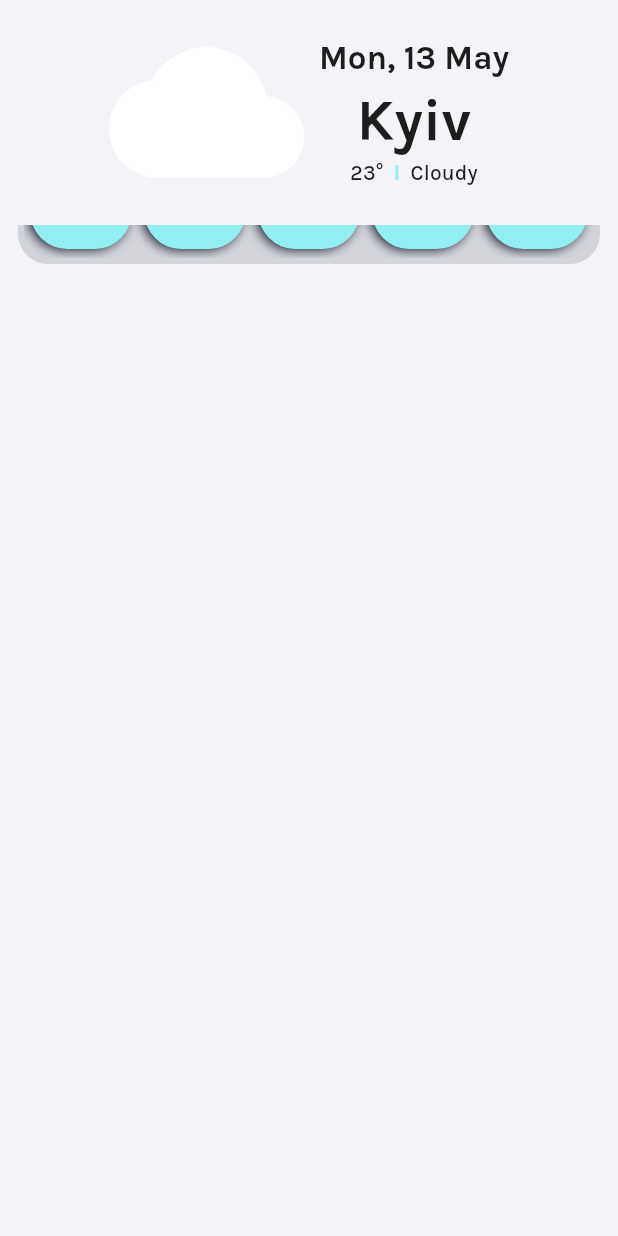
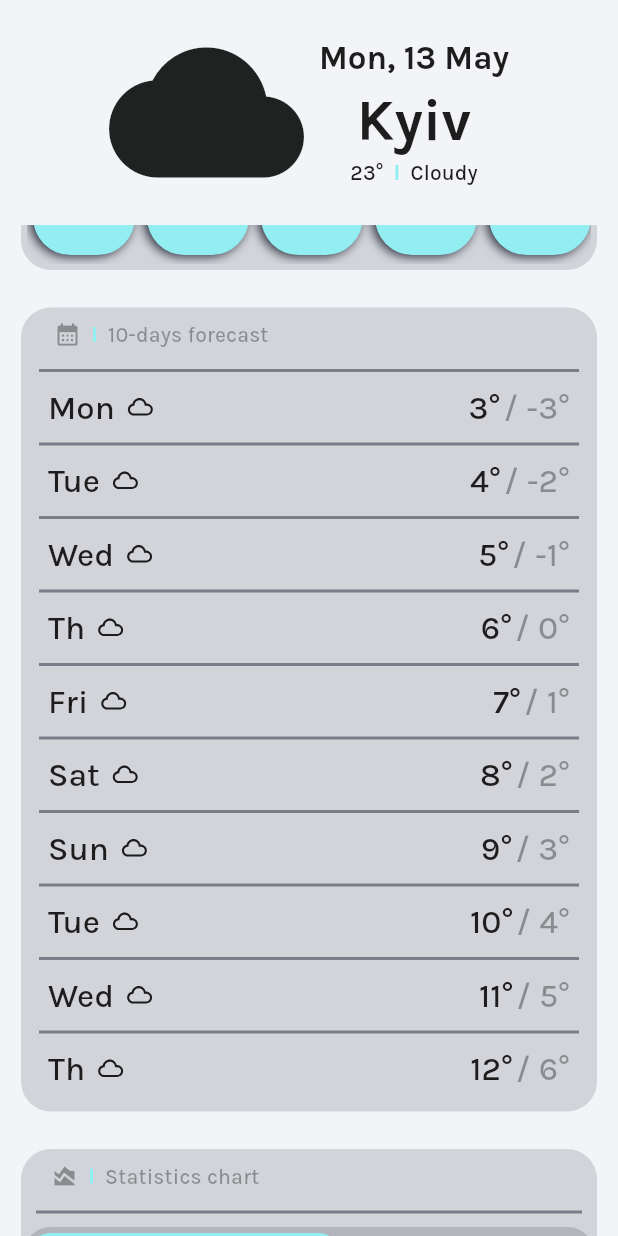
Before and after one commit to k0zlov/flutter-weather-app, a Flutter app: the screen it shows after launch, scrolled down 400 dp, on a phone screen of 412 x 824 dp. Run offline on Flutter 3.47's test engine with Material 3 defaults, Android fonts, the phone set to English and light mode, and no system bars; our stand-ins replace fl_chart, google_fonts, shared_preferences, weather_icons.

Commit message:
mobile statistics chart

```diff
--- a/lib/constants/constants.dart
+++ b/lib/constants/constants.dart
@@ -1,2 +1,3 @@
 const List<String> monthsList = ['Jan', 'Feb', 'Mar', 'Apr', 'May', 'June', 'July', 'Aug', 'Sept', 'Oct', 'Nov', 'Dec'];
+const List<String> daysList = ['Mon', 'Tue', 'Wed', 'Th', 'Fri', 'Sat', 'Sun'];
 const String apiKey = 'c998babf9db6e0221d227d7e2c8128ed';
--- a/lib/ui/home/versions/mobile_screen.dart
+++ b/lib/ui/home/versions/mobile_screen.dart
@@ -1,5 +1,8 @@
 import 'package:flutter/material.dart';
-import 'package:weather_app/ui/widgets/weather_dashboard.dart';
+import 'package:weather_app/ui/widgets/mobile_dividers.dart';
+import 'package:weather_app/ui/widgets/mobile_hourly_statistics.dart';
+import 'package:weather_app/ui/widgets/mobile_weather_chart.dart';
+import 'package:weather_app/ui/widgets/mobile_weather_forecast.dart';
 
 class MobileScreenVersion extends StatelessWidget {
   const MobileScreenVersion({super.key});
@@ -27,65 +30,18 @@ class MobileScreenVersion extends StatelessWidget {
         },
         body: const SingleChildScrollView(
           child: Padding(
-            padding: EdgeInsets.symmetric(vertical: 4, horizontal: 12),
+            padding: EdgeInsets.symmetric(vertical: 4, horizontal: 14),
             child: Column(
               children: [
                 MobileHourlyStatistics(),
                 SizedBox(height: 25),
+                MobileWeatherForecastWidget(),
+                SizedBox(height: 25),
+                MobileWeatherChart(),
+                SizedBox(height: 25),
               ],
             ),
           ),
-        ),
-      ),
-    );
-  }
-}
-
-class MobileHourlyStatistics extends StatelessWidget {
-  const MobileHourlyStatistics({super.key});
-
-  @override
-  Widget build(BuildContext context) {
-    final List<List<dynamic>> items = List.generate(24, (index) => ['$index°', Icons.cloud, '$index:00']);
-    return IntrinsicHeight(
-      child: Container(
-        decoration: BoxDecoration(
-          color: Theme.of(context).colorScheme.onBackground,
-          borderRadius: BorderRadius.circular(20),
-        ),
-        padding: const EdgeInsets.all(4),
-        // height: 180,
-        child: Column(
-          crossAxisAlignment: CrossAxisAlignment.start,
-          children: [
-            Padding(
-              padding: const EdgeInsets.symmetric(vertical: 2, horizontal: 12),
-              child: Text(
-                'Some weather description',
-                style: Theme.of(context).textTheme.titleSmall,
-              ),
-            ),
-            Padding(
-              padding: const EdgeInsets.symmetric(vertical: 2, horizontal: 8),
-              child: Divider(thickness: 2, color: Theme.of(context).colorScheme.onSecondary.withOpacity(0.6)),
-            ),
-            SizedBox(
-              height: 120,
-              width: double.infinity,
-              child: ListView(
-                scrollDirection: Axis.horizontal,
-                children: [
-                  ...items.map(
-                    (e) => HourStatisticsBox(
-                      temperature: e[0],
-                      time: e[2],
-                      icon: e[1],
-                    ),
-                  ),
-                ],
-              ),
-            ),
-          ],
         ),
       ),
     );
@@ -130,28 +86,12 @@ class WideAppBar extends StatelessWidget {
             mainAxisAlignment: MainAxisAlignment.center,
             children: [
               Text('H:11'),
-              CustomVerticalDivider(),
+              MobileVerticalDivider(),
               Text('L:26'),
             ],
           ),
         )
       ],
-    );
-  }
-}
-
-class CustomVerticalDivider extends StatelessWidget {
-  const CustomVerticalDivider({super.key});
-
-  @override
-  Widget build(BuildContext context) {
-    return Padding(
-      padding: const EdgeInsets.symmetric(horizontal: 8),
-      child: SizedBox(
-        width: 2,
-        height: 10,
-        child: ColoredBox(color: Theme.of(context).colorScheme.primary),
-      ),
     );
   }
 }
@@ -171,7 +111,6 @@ class CollapsedAppBar extends StatelessWidget {
             Icon(
               Icons.cloud,
               size: 130.0,
-              color: Colors.white,
             ),
           ],
         ),
@@ -193,7 +132,7 @@ class CollapsedAppBar extends StatelessWidget {
               child: const Row(
                 children: [
                   Text('23°'),
-                  CustomVerticalDivider(),
+                  MobileVerticalDivider(),
                   Text('Cloudy'),
                 ],
               ),
--- /dev/null
+++ b/lib/ui/widgets/mobile_dividers.dart
@@ -0,0 +1,29 @@
+import 'package:flutter/material.dart';
+
+class MobileHorizontalDivider extends StatelessWidget {
+  const MobileHorizontalDivider({super.key});
+
+  @override
+  Widget build(BuildContext context) {
+    return Padding(
+      padding: const EdgeInsets.symmetric(vertical: 2, horizontal: 8),
+      child: Divider(thickness: 2, color: Theme.of(context).colorScheme.onSecondary.withOpacity(0.6)),
+    );
+  }
+}
+
+class MobileVerticalDivider extends StatelessWidget {
+  const MobileVerticalDivider({super.key});
+
+  @override
+  Widget build(BuildContext context) {
+    return Padding(
+      padding: const EdgeInsets.symmetric(horizontal: 8),
+      child: SizedBox(
+        width: 2,
+        height: 10,
+        child: ColoredBox(color: Theme.of(context).colorScheme.primary),
+      ),
+    );
+  }
+}
--- /dev/null
+++ b/lib/ui/widgets/mobile_hourly_statistics.dart
@@ -0,0 +1,63 @@
+import 'package:flutter/material.dart';
+import 'package:weather_app/ui/widgets/mobile_dividers.dart';
+import 'package:weather_app/ui/widgets/weather_dashboard.dart';
+
+class MobileHourlyStatistics extends StatelessWidget {
+  const MobileHourlyStatistics({super.key});
+
+  @override
+  Widget build(BuildContext context) {
+    final List<List<dynamic>> items = List.generate(24, (index) => ['$index°', Icons.cloud, '$index:00']);
+    return IntrinsicHeight(
+      child: Container(
+        decoration: BoxDecoration(
+          color: Theme.of(context).colorScheme.onBackground,
+          borderRadius: BorderRadius.circular(20),
+        ),
+        padding: const EdgeInsets.all(4),
+        // height: 180,
+        child: Column(
+          crossAxisAlignment: CrossAxisAlignment.start,
+          children: [
+            Padding(
+              padding: const EdgeInsets.symmetric(vertical: 4, horizontal: 18),
+              child: Row(
+                children: [
+                  Icon(
+                    Icons.access_time,
+                    size: 18,
+                    color: Theme.of(context).colorScheme.onSurface.withOpacity(0.4),
+                  ),
+                  const MobileVerticalDivider(),
+                  Text(
+                    'Hourly forecast',
+                    style: Theme.of(context).textTheme.titleSmall!.copyWith(
+                          color: Theme.of(context).colorScheme.onSurface.withOpacity(0.4),
+                        ),
+                  ),
+                ],
+              ),
+            ),
+            const MobileHorizontalDivider(),
+            SizedBox(
+              height: 120,
+              width: double.infinity,
+              child: ListView(
+                scrollDirection: Axis.horizontal,
+                children: [
+                  ...items.map(
+                    (e) => HourStatisticsBox(
+                      temperature: e[0],
+                      time: e[2],
+                      icon: e[1],
+                    ),
+                  ),
+                ],
+              ),
+            ),
+          ],
+        ),
+      ),
+    );
+  }
+}
--- /dev/null
+++ b/lib/ui/widgets/mobile_weather_chart.dart
@@ -0,0 +1,49 @@
+import 'package:flutter/material.dart';
+import 'package:weather_app/ui/widgets/mobile_dividers.dart';
+import 'package:weather_app/ui/widgets/weather_chart.dart';
+
+class MobileWeatherChart extends StatelessWidget {
+  const MobileWeatherChart({super.key});
+
+  @override
+  Widget build(BuildContext context) {
+    return Container(
+      decoration: BoxDecoration(
+        borderRadius: BorderRadius.circular(20),
+        color: Theme.of(context).colorScheme.onBackground,
+      ),
+      padding: const EdgeInsets.symmetric(vertical: 4, horizontal: 2),
+      height: 300,
+      width: double.infinity,
+      child: Column(
+        children: [
+          Padding(
+            padding: const EdgeInsets.symmetric(vertical: 4, horizontal: 18),
+            child: Row(
+              children: [
+                Icon(
+                  Icons.area_chart,
+                  size: 18,
+                  color: Theme.of(context).colorScheme.onSurface.withOpacity(0.4),
+                ),
+                const MobileVerticalDivider(),
+                Text(
+                  'Statistics chart',
+                  style: Theme.of(context).textTheme.titleSmall!.copyWith(
+                    color: Theme.of(context).colorScheme.onSurface.withOpacity(0.4),
+                  ),
+                ),
+              ],
+            ),
+          ),
+          const MobileHorizontalDivider(),
+          const ChartDataPicker(),
+          const Expanded(child: Padding(
+            padding: EdgeInsets.symmetric(horizontal: 8),
+            child: Chart(),
+          )),
+        ],
+      ),
+    );
+  }
+}
--- /dev/null
+++ b/lib/ui/widgets/mobile_weather_forecast.dart
@@ -0,0 +1,100 @@
+import 'package:flutter/material.dart';
+import 'package:weather_app/constants/constants.dart';
+import 'package:weather_icons/weather_icons.dart';
+
+import 'mobile_dividers.dart';
+
+class MobileWeatherForecastWidget extends StatelessWidget {
+  const MobileWeatherForecastWidget({super.key});
+
+  @override
+  Widget build(BuildContext context) {
+    final List<List<dynamic>> items = List.generate(
+      10,
+      (index) => [index + 3, index - 3, daysList[index > 6 ? index - 6 : index], index],
+    );
+    return Container(
+      decoration: BoxDecoration(
+        borderRadius: BorderRadius.circular(20),
+        color: Theme.of(context).colorScheme.onBackground,
+      ),
+      padding: const EdgeInsets.all(4),
+      child: Column(
+        crossAxisAlignment: CrossAxisAlignment.start,
+        children: [
+          Padding(
+            padding: const EdgeInsets.symmetric(vertical: 4, horizontal: 18),
+            child: Row(
+              children: [
+                Icon(
+                  Icons.calendar_month_sharp,
+                  size: 18,
+                  color: Theme.of(context).colorScheme.onSurface.withOpacity(0.4),
+                ),
+                const MobileVerticalDivider(),
+                Text(
+                  '10-days forecast',
+                  style: Theme.of(context).textTheme.titleSmall!.copyWith(
+                        color: Theme.of(context).colorScheme.onSurface.withOpacity(0.4),
+                      ),
+                ),
+                const MobileHorizontalDivider(),
+              ],
+            ),
+          ),
+          const MobileHorizontalDivider(),
+          ...items.map((e) => DayForecastWidget(minTemp: e[1], maxTemp: e[0], day: e[2], hasDivider: e[3] != 9,)),
+        ],
+      ),
+    );
+  }
+}
+
+class DayForecastWidget extends StatelessWidget {
+  const DayForecastWidget({super.key, required this.maxTemp, required this.minTemp, required this.day, required this.hasDivider});
+
+  final int maxTemp;
+  final int minTemp;
+  final String day;
+  final bool hasDivider;
+
+  @override
+  Widget build(BuildContext context) {
+    return Column(
+      crossAxisAlignment: CrossAxisAlignment.start,
+      children: [
+        Padding(
+          padding: const EdgeInsets.symmetric(horizontal: 14),
+          child: Row(
+            mainAxisAlignment: MainAxisAlignment.spaceBetween,
+            children: [
+              Row(
+                children: [
+                  Text(day, style: Theme.of(context).textTheme.headlineSmall),
+                  const SizedBox(width: 5),
+                  const BoxedIcon(WeatherIcons.cloud),
+                ],
+              ),
+              Row(
+                children: [
+                  Text(
+                    '$maxTemp°',
+                    style: Theme.of(context).textTheme.headlineSmall,
+                  ),
+                  const SizedBox(width: 2),
+                  Text(
+                    '/ $minTemp°',
+                    style: Theme.of(context).textTheme.headlineSmall!.copyWith(
+                          color: Theme.of(context).colorScheme.onSurface.withOpacity(0.4),
+                        ),
+                  ),
+                ],
+              )
+            ],
+          ),
+        ),
+        hasDivider ? const MobileHorizontalDivider() : const SizedBox(height: 10),
+      ],
+    );
+  }
+}
--- a/lib/ui/widgets/weather_chart.dart
+++ b/lib/ui/widgets/weather_chart.dart
@@ -56,13 +56,12 @@ class WeeklyTextToolTip extends StatelessWidget {
       child: Text(
         'weekly',
         style: Theme.of(context).textTheme.bodyMedium!.copyWith(
-          color: Theme.of(context).colorScheme.onSurface.withOpacity(0.6),
-        ),
+              color: Theme.of(context).colorScheme.onSurface.withOpacity(0.6),
+            ),
       ),
     );
   }
 }
-
 
 class ChartDataPicker extends StatefulWidget {
   const ChartDataPicker({super.key});
@@ -77,6 +76,10 @@ class _ChartDataPickerState extends State<ChartDataPicker> {
 
   @override
   Widget build(BuildContext context) {
+    bool isMobileVersion() {
+      return MediaQuery.of(context).size.width < 905;
+    }
+
     return MouseRegion(
       onEnter: (_) => setState(() {
         isHovered = true;
@@ -89,8 +92,8 @@ class _ChartDataPickerState extends State<ChartDataPicker> {
           isHumidity = !isHumidity;
         }),
         child: Container(
-          height: 50,
-          width: 200,
+          height: isMobileVersion() ? 35 : 50,
+          width: isMobileVersion() ? MediaQuery.of(context).size.width : 200,
           decoration: BoxDecoration(
             borderRadius: BorderRadius.circular(20),
             color: isHovered
@@ -108,8 +111,8 @@ class _ChartDataPickerState extends State<ChartDataPicker> {
                     color: Theme.of(context).colorScheme.primary,
                     borderRadius: BorderRadius.circular(20),
                   ),
-                  height: 50,
-                  width: 100,
+                  height: isMobileVersion() ? 35 : 50,
+                  width: isMobileVersion() ? MediaQuery.of(context).size.width / 2 : 100,
                 ),
               ),
               Row(
@@ -122,6 +125,7 @@ class _ChartDataPickerState extends State<ChartDataPicker> {
                       child: Text(
                         'Humidity',
                         style: Theme.of(context).textTheme.titleMedium!.copyWith(
+                              fontSize: isMobileVersion() ? 12 : 18,
                               color: isHumidity
                                   ? Theme.of(context).colorScheme.onPrimary
                                   : Theme.of(context).colorScheme.onSecondary,
@@ -135,6 +139,7 @@ class _ChartDataPickerState extends State<ChartDataPicker> {
                       child: Text(
                         'Pressure',
                         style: Theme.of(context).textTheme.titleMedium!.copyWith(
+                              fontSize: isMobileVersion() ? 12 : 18,
                               color: !isHumidity
                                   ? Theme.of(context).colorScheme.onPrimary
                                   : Theme.of(context).colorScheme.onSecondary,
@@ -178,6 +183,10 @@ class Chart extends StatelessWidget {
 
     const String units = '%';
 
+    bool isMobileVersion() {
+      return MediaQuery.of(context).size.width < 905;
+    }
+
     return LineChart(LineChartData(
       lineBarsData: [
         LineChartBarData(
@@ -203,7 +212,7 @@ class Chart extends StatelessWidget {
           getTooltipItems: (value) {
             return value
                 .map((e) => LineTooltipItem(
-                    'Average: ${e.y}$units',
+                    '${(e.x.toInt() - 52) * -1} weeks ago\nAverage: ${e.y}$units',
                     Theme.of(context).textTheme.bodySmall!.copyWith(
                           color: Theme.of(context).colorScheme.onSecondary,
                         )))
@@ -222,10 +231,10 @@ class Chart extends StatelessWidget {
           sideTitles: SideTitles(
             getTitlesWidget: (title, _) => Text(
               title < 0 || title > 100 ? '' : '$title$units',
-              style: Theme.of(context).textTheme.bodyLarge,
+              style: Theme.of(context).textTheme.bodyLarge!.copyWith(fontSize: isMobileVersion() ? 10 : 16),
             ),
-            interval: 10,
-            reservedSize: 45,
+            interval: isMobileVersion() ? 20 : 10,
+            reservedSize: 40,
             showTitles: true,
           ),
         ),
@@ -246,7 +255,7 @@ class Chart extends StatelessWidget {
                 return const SizedBox();
               }
             },
-            interval: 4,
+            interval: isMobileVersion() ? 8 : 4,
             showTitles: true,
             reservedSize: 30,
           ),
--- a/pubspec.yaml
+++ b/pubspec.yaml
@@ -40,6 +40,7 @@ dependencies:
   shared_preferences: ^2.2.2
   fl_chart: ^0.66.1
   http: ^1.2.0
+  weather_icons: ^3.0.0
 
 dev_dependencies:
   flutter_test:
```
Also changed, not shown: pubspec.lock.
